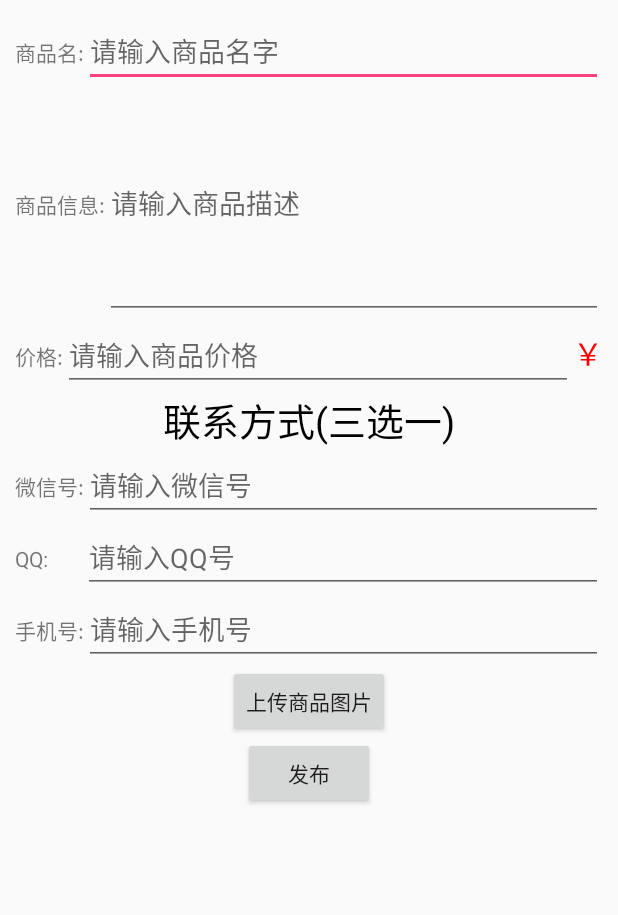
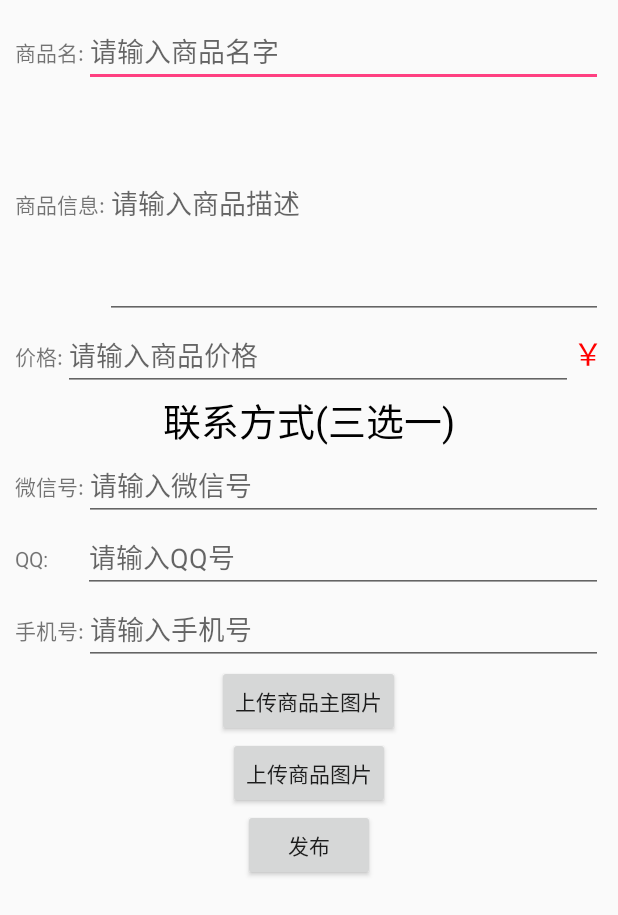
Before and after one commit to GoldenKitten/SimpleAmoy, an Android app: the layout fragment_issue.xml on its own in the app's theme, with its tools: preview values and no code run, on a phone screen of 412 x 824 dp. Shown: the top 915 px of the screen. Run offline under Robolectric (Android 15) with nearby library versions, the phone set to English and light mode, and no system bars.

Commit message:
发布功能1.0

```diff
--- a/app/src/main/res/layout/fragment_issue.xml
+++ b/app/src/main/res/layout/fragment_issue.xml
@@ -115,6 +115,18 @@
             android:lines="1"/>
     </LinearLayout>
     <Button
+        android:id="@+id/bt_fi_up_main_goods_pic"
+        android:layout_width="wrap_content"
+        android:layout_height="wrap_content"
+        android:text="上传商品主图片"
+        android:layout_gravity="center"/>
+    <ImageView
+        android:id="@+id/iv_fi_main_goods_pic"
+        android:layout_width="100dp"
+        android:layout_height="100dp"
+        android:visibility="gone"
+        android:layout_gravity="center"/>
+    <Button
         android:id="@+id/bt_fi_up_goods_pic"
     android:layout_width="wrap_content"
     android:layout_height="wrap_content"
```
Also changed, not shown: app/src/main/java/com/xhm/simpleamoy/activity/MainActivity.java (+16 -1 lines), app/src/main/java/com/xhm/simpleamoy/data/db/IssueFun.java (added, +30 -0 lines), app/src/main/java/com/xhm/simpleamoy/data/entity/IssueGoods.java (+10 -0 lines), app/src/main/java/com/xhm/simpleamoy/fragment/IssueFragment.java (+75 -1 lines).
